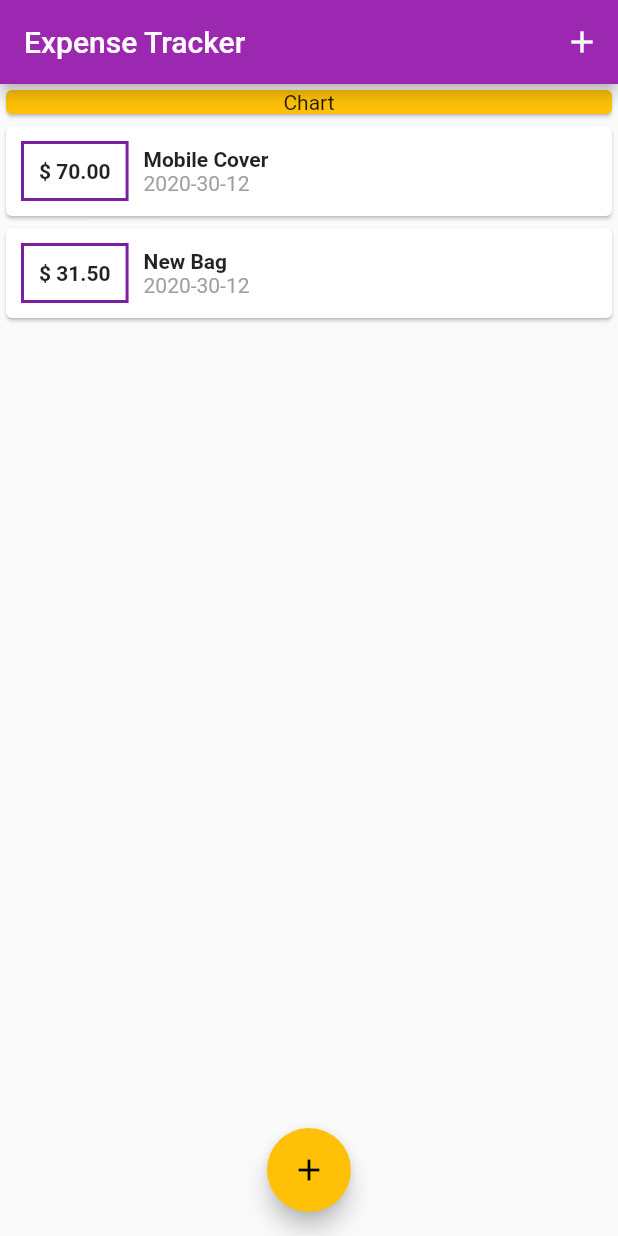
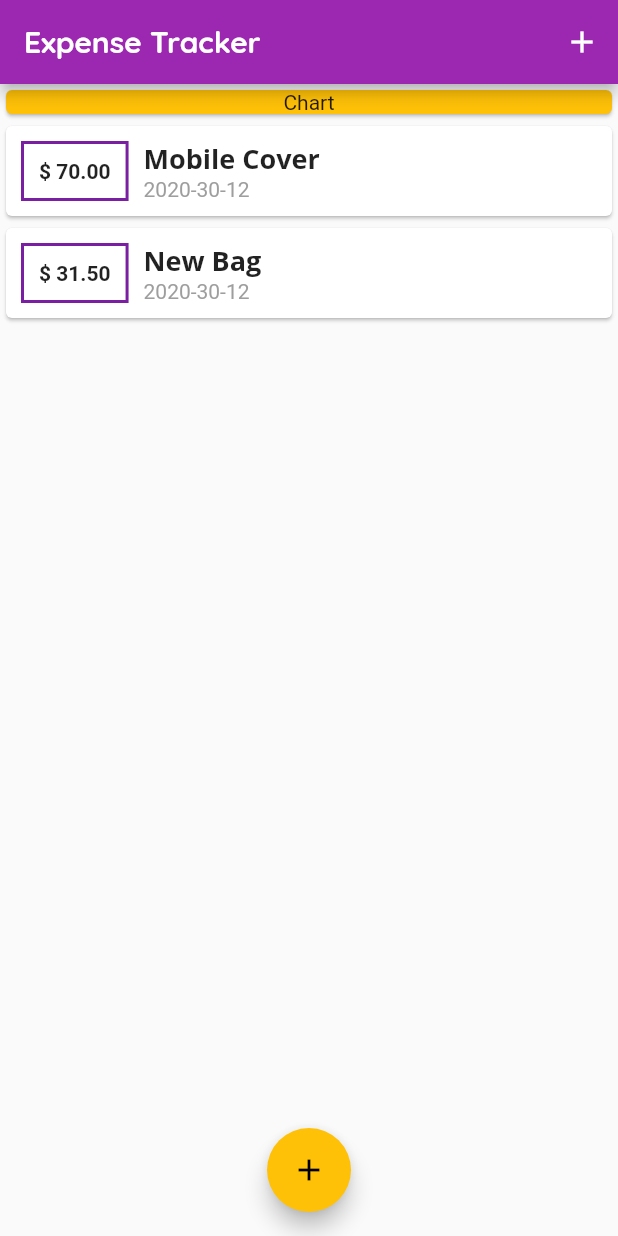
Before and after one commit to kdark669/my_expense_flutter, a Flutter app: the screen it shows after launch, on a phone screen of 412 x 824 dp. Run offline on Flutter 3.47's test engine with Material 2 defaults, Android fonts, the phone set to English and light mode, and no system bars.

Commit message:
s-4 es:31 completed

```diff
--- a/lib/Widgets/transactionList.dart
+++ b/lib/Widgets/transactionList.dart
@@ -43,9 +43,7 @@ class TransactionList extends StatelessWidget {
                       children: <Widget>[
                         Text(
                           _transaction[index].title,
-                          style: TextStyle(
-                            fontWeight: FontWeight.bold,
-                          ),
+                          style: Theme.of(context).textTheme.title,
                         ),
                         Text(
                           DateFormat('yyyy-mm-dd').format(_transaction[index].date),
--- a/lib/main.dart
+++ b/lib/main.dart
@@ -11,7 +11,24 @@ class MyApp extends StatelessWidget{
       home: HomeView(),
       theme:ThemeData(
         primarySwatch: Colors.purple,
-        accentColor: Colors.amber
+        accentColor: Colors.amber,
+        fontFamily: 'Quicksand',
+        textTheme: ThemeData.light().textTheme.copyWith(
+          title: TextStyle(
+              fontFamily: 'OpenSans',
+              fontSize: 18,
+              fontWeight: FontWeight.bold
+          )
+        ),
+        appBarTheme: AppBarTheme(
+          textTheme: ThemeData.light().textTheme.copyWith(
+            title: TextStyle(
+              fontFamily: "Quicksand",
+              fontSize: 20,
+              fontWeight: FontWeight.bold,
+            )
+          )
+        )
       ),
     );
   }
```
Also changed, not shown: pubspec.yaml (+11 -6 lines), assets/fonts/OpenSans-Bold.ttf (added), assets/fonts/OpenSans-Regular.ttf (added), assets/fonts/Quicksand-Bold.ttf (added), assets/fonts/Quicksand-Light.ttf (added), assets/fonts/Quicksand-Medium.ttf (added), assets/fonts/Quicksand-Regular.ttf (added).
